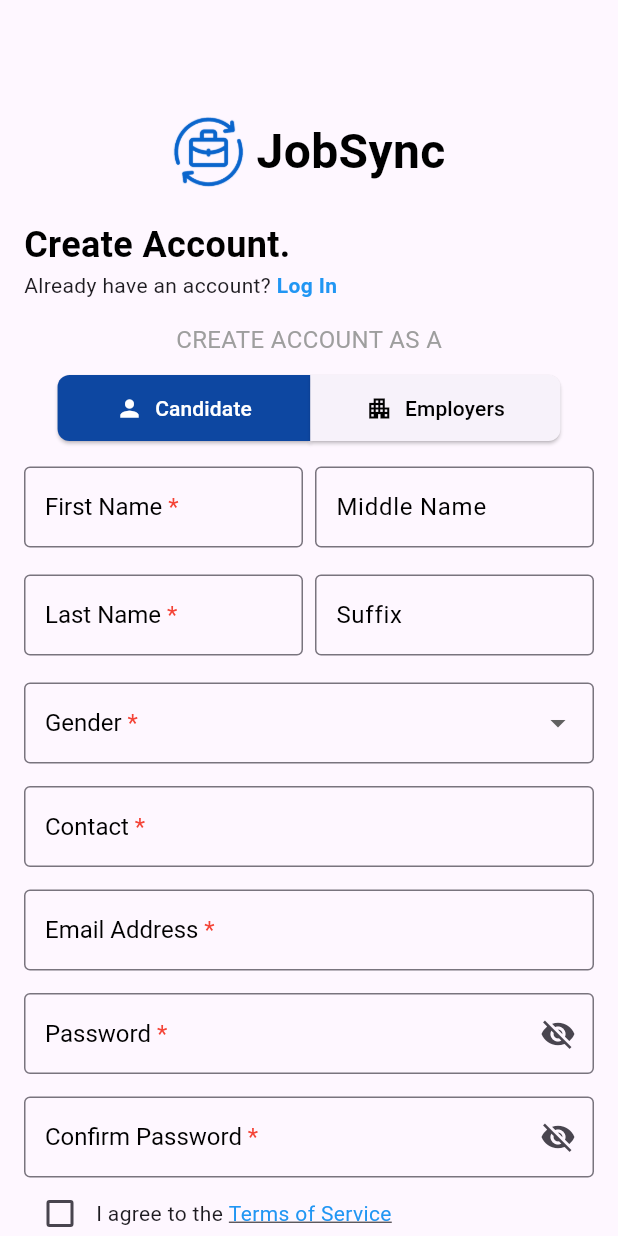
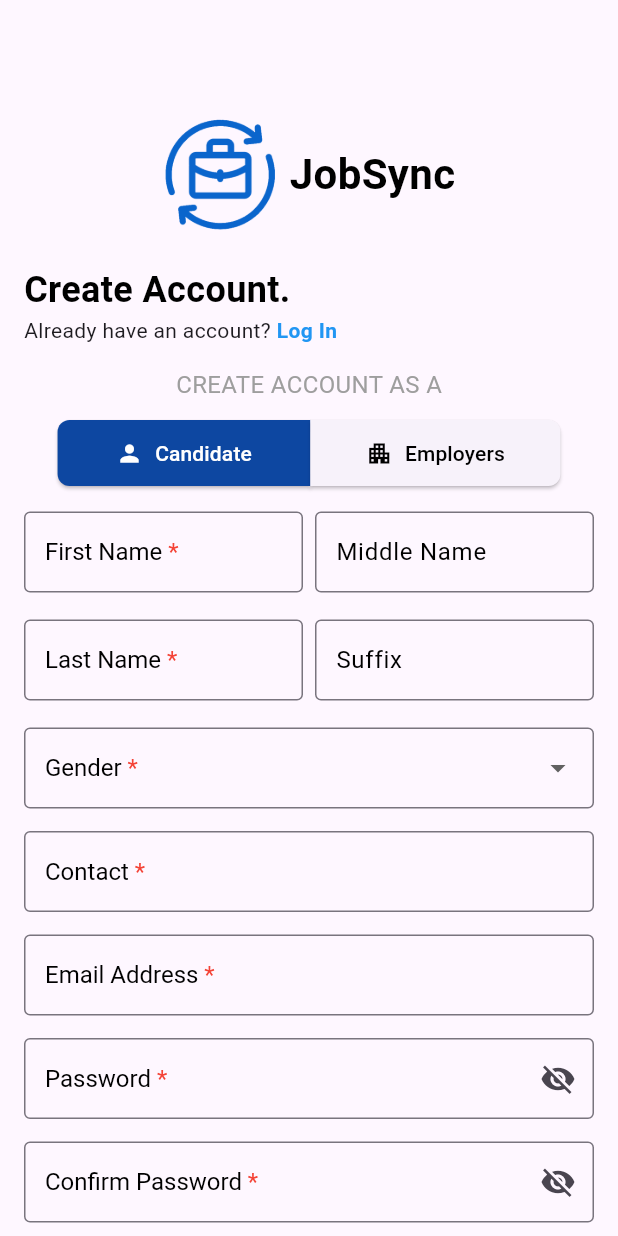
Before and after one commit to ajhay013/Application-JobSync, a Flutter app: the screen it shows after launch, on a phone screen of 412 x 824 dp. Run offline on Flutter 3.47's test engine with Material 3 defaults, Android fonts, the phone set to English and light mode, and no system bars.

Commit message:
fix logo and text size

```diff
--- a/lib/main.dart
+++ b/lib/main.dart
@@ -110,13 +110,13 @@ Widget build(BuildContext context) {
                     children: [
                       Image.asset(
                         'assets/logo/jobsync_logo.png', // Path to your logo
-                        height: 50.0, // Adjust the height as needed
+                        height: 80, // Adjust the height as needed
                       ),
                       const SizedBox(width: 8.0),  // Add space between the logo and text
                       const Text(
                         'JobSync',
                         style: TextStyle(
-                          fontSize: 32.0,
+                          fontSize: 28.0,
                           fontWeight: FontWeight.bold,
                           color: Colors.black, // You can change the color as needed
                         ),
```
